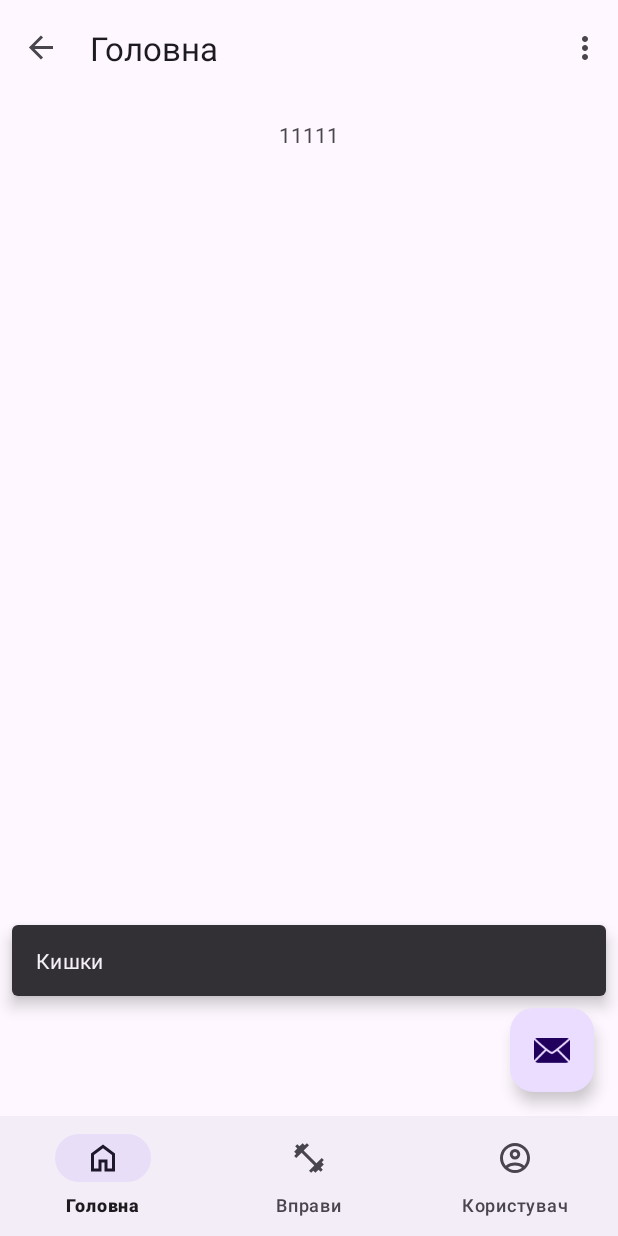
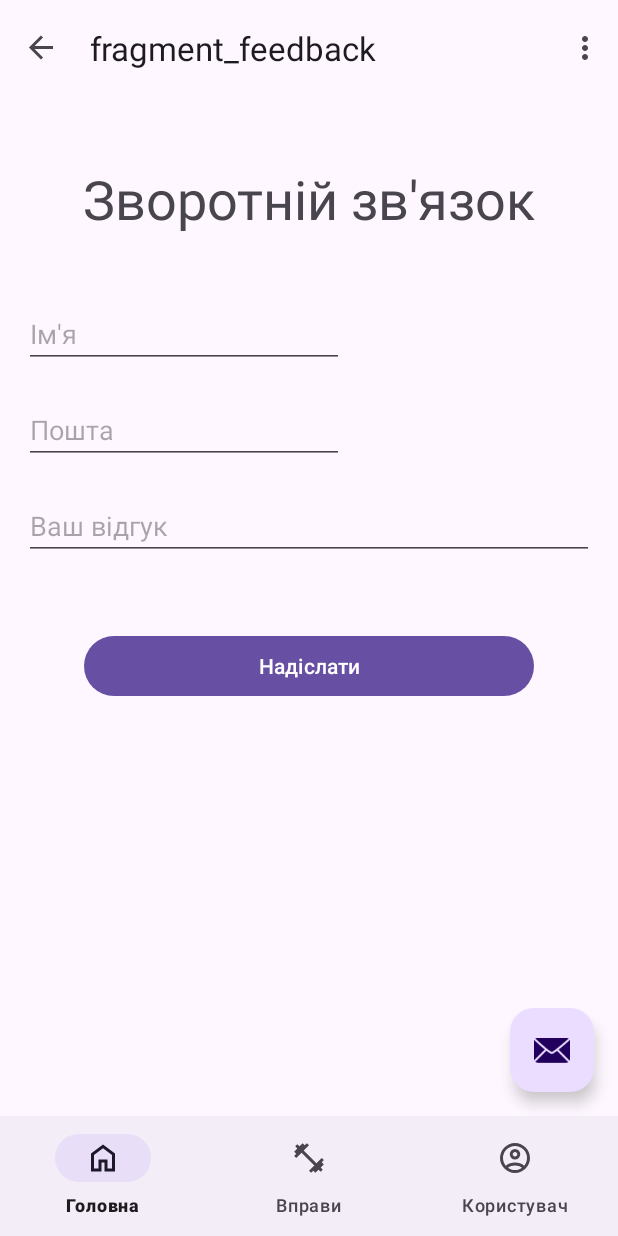
Before and after one commit to kostya-yesypenko/WorkoutApp, an Android app: the screen it shows after launch (MainActivity), after a tap on an icon or button, on a phone screen of 412 x 824 dp. Run offline under Robolectric (Android 15) with nearby library versions, the phone set to English and light mode, and no system bars; our stand-ins replace navigation-ui.

```diff
--- a/app/src/main/java/com/example/kursovavavaaa/ExerciseItemAdapter.kt
+++ b/app/src/main/java/com/example/kursovavavaaa/ExerciseItemAdapter.kt
@@ -3,19 +3,26 @@ package com.example.kursovavavaaa
 import android.view.LayoutInflater
 import android.view.View
 import android.view.ViewGroup
+import androidx.navigation.NavController
+import androidx.navigation.get
 import androidx.recyclerview.widget.RecyclerView
 import com.example.kursovavavaaa.databinding.ExerciseItemBinding
 
 
+class ExerciseItemAdapter(private val navController: NavController) :
+    RecyclerView.Adapter<ExerciseItemAdapter.ExerciseItemHolder>() {
 
-class ExerciseItemAdapter : RecyclerView.Adapter<ExerciseItemAdapter.ExerciseItemHolder>() {
-    val ExerciseList = a()
+    private val exerciseList = a()
 
-    class ExerciseItemHolder(item: View) : RecyclerView.ViewHolder(item) {
+    inner class ExerciseItemHolder(item: View) : RecyclerView.ViewHolder(item) {
         val binding = ExerciseItemBinding.bind(item)
+
         fun bind(exerciseItem: ExerciseItem) {
             binding.exerciseTitle.text = exerciseItem.title
             binding.exerciseDescription.text = exerciseItem.description
+            binding.button.setOnClickListener {
+                navController.navigate(R.id.action_exercisesFragment_to_excerciseDetailsFragment)
+            }
         }
     }
 
@@ -25,12 +32,11 @@ class ExerciseItemAdapter : RecyclerView.Adapter<ExerciseItemAdapter.ExerciseIte
         return ExerciseItemHolder(view)
     }
 
-    override fun getItemCount(): Int {
-        return ExerciseList.size
+    override fun onBindViewHolder(holder: ExerciseItemHolder, position: Int) {
+        holder.bind(exerciseList[position])
     }
 
-    override fun onBindViewHolder(holder: ExerciseItemHolder, position: Int) {
-        holder.bind(ExerciseList[position])
+    override fun getItemCount(): Int {
+        return exerciseList.size
     }
-
 }
--- a/app/src/main/java/com/example/kursovavavaaa/ExercisesFragment.kt
+++ b/app/src/main/java/com/example/kursovavavaaa/ExercisesFragment.kt
@@ -36,11 +36,11 @@ class ExercisesFragment : Fragment() {
 
     override fun onViewCreated(view: View, savedInstanceState: Bundle?) {
         super.onViewCreated(view, savedInstanceState)
-
+        val navController = findNavController()
         val recyclerView = binding.exercisesList
         recyclerView.layoutManager = LinearLayoutManager(requireContext())
 
-        val adapter = ExerciseItemAdapter()
+        val adapter = ExerciseItemAdapter(navController)
 
         binding.apply {
             binding.exercisesList.layoutManager = LinearLayoutManager(requireContext())
--- /dev/null
+++ b/app/src/main/java/com/example/kursovavavaaa/FeedbackFragment.kt
@@ -0,0 +1,19 @@
+package com.example.kursovavavaaa
+
+import android.os.Bundle
+import androidx.fragment.app.Fragment
+import android.view.LayoutInflater
+import android.view.View
+import android.view.ViewGroup
+
+class FeedbackFragment : Fragment() {
+
+    override fun onCreateView(
+        inflater: LayoutInflater, container: ViewGroup?,
+        savedInstanceState: Bundle?
+    ): View? {
+
+        return inflater.inflate(R.layout.fragment_feedback, container, false)
+    }
+
+}
--- a/app/src/main/java/com/example/kursovavavaaa/MainActivity.kt
+++ b/app/src/main/java/com/example/kursovavavaaa/MainActivity.kt
@@ -1,6 +1,7 @@
 package com.example.kursovavavaaa
 
 import android.os.Bundle
+import android.util.Log
 import com.google.android.material.snackbar.Snackbar
 import androidx.appcompat.app.AppCompatActivity
 import androidx.navigation.findNavController
@@ -18,9 +19,8 @@ class MainActivity : AppCompatActivity() {
     private lateinit var appBarConfiguration: AppBarConfiguration
     private lateinit var binding: ActivityMainBinding
 
-    private val adapter = ExerciseItemAdapter()
+    override fun onCreate(savedInstanceState: Bundle?) {
 
-    override fun onCreate(savedInstanceState: Bundle?) {
         super.onCreate(savedInstanceState)
 
         binding = ActivityMainBinding.inflate(layoutInflater)
@@ -38,9 +38,9 @@ class MainActivity : AppCompatActivity() {
 
 
         binding.fab.setOnClickListener { view ->
-            Snackbar.make(view, "Кишки", Snackbar.LENGTH_LONG)
-                .setAction("Action", null)
-                .setAnchorView(R.id.fab).show()
+
+            val navController = findNavController(R.id.nav_host_fragment_content_main)
+            navController.navigate(R.id.feedbackFragment)
         }
 
     }
@@ -55,8 +55,14 @@ class MainActivity : AppCompatActivity() {
         // Handle action bar item clicks here. The action bar will
         // automatically handle clicks on the Home/Up button, so long
         // as you specify a parent activity in AndroidManifest.xml.
+        Log.println(Log.DEBUG, "AAA", "AAAAAAAA")
         return when (item.itemId) {
-            R.id.action_settings -> true
+            R.id.settingsFragment -> {
+                val navController = findNavController(R.id.nav_host_fragment_content_main)
+                navController.navigate(R.id.settingsFragment)
+                true
+            }
+
             else -> super.onOptionsItemSelected(item)
         }
     }
--- /dev/null
+++ b/app/src/main/res/layout/fragment_feedback.xml
@@ -0,0 +1,72 @@
+<?xml version="1.0" encoding="utf-8"?>
+<androidx.constraintlayout.widget.ConstraintLayout xmlns:android="http://schemas.android.com/apk/res/android"
+    xmlns:app="http://schemas.android.com/apk/res-auto"
+    xmlns:tools="http://schemas.android.com/tools"
+    android:layout_width="match_parent"
+    android:layout_height="match_parent"
+    tools:context=".FeedbackFragment">
+
+    <TextView
+        android:id="@+id/textView"
+        android:layout_width="wrap_content"
+        android:layout_height="wrap_content"
+        android:layout_marginTop="44dp"
+        android:text="Зворотній зв'язок"
+        android:textSize="36dp"
+        app:layout_constraintEnd_toEndOf="parent"
+        app:layout_constraintStart_toStartOf="parent"
+        app:layout_constraintTop_toTopOf="parent" />
+
+    <EditText
+        android:id="@+id/editTextTextEmailAddress"
+        android:layout_width="wrap_content"
+        android:layout_height="wrap_content"
+        android:layout_marginStart="16dp"
+        android:layout_marginTop="200dp"
+        android:ems="10"
+        android:hint="Пошта"
+        android:inputType="textEmailAddress"
+        app:layout_constraintStart_toStartOf="parent"
+        app:layout_constraintTop_toTopOf="parent" />
+
+    <EditText
+        android:id="@+id/editTextText"
+        android:layout_width="wrap_content"
+        android:layout_height="wrap_content"
+        android:layout_marginStart="16dp"
+        android:layout_marginTop="136dp"
+        android:ems="10"
+        android:hint="Ім'я"
+        android:inputType="text"
+        app:layout_constraintStart_toStartOf="parent"
+        app:layout_constraintTop_toTopOf="parent" />
+
+    <com.google.android.material.textfield.TextInputLayout
+        android:id="@+id/textInputLayout"
+        android:layout_width="match_parent"
+        android:layout_height="wrap_content">
+
+    </com.google.android.material.textfield.TextInputLayout>
+
+    <com.google.android.material.textfield.TextInputEditText
+        android:id="@+id/textInputEditText"
+        android:layout_width="match_parent"
+        android:layout_height="wrap_content"
+        android:layout_marginStart="16dp"
+        android:layout_marginTop="264dp"
+        android:layout_marginEnd="16dp"
+        android:hint="Ваш відгук"
+        app:layout_constraintEnd_toEndOf="parent"
+        app:layout_constraintStart_toStartOf="parent"
+        app:layout_constraintTop_toTopOf="parent" />
+
+    <Button
+        android:id="@+id/button3"
+        android:layout_width="300dp"
+        android:layout_height="wrap_content"
+        android:layout_marginTop="356dp"
+        android:text="Надіслати"
+        app:layout_constraintEnd_toEndOf="parent"
+        app:layout_constraintStart_toStartOf="parent"
+        app:layout_constraintTop_toBottomOf="@+id/textInputLayout" />
+</androidx.constraintlayout.widget.ConstraintLayout>
--- a/app/src/main/res/menu/bottom_nav_menu.xml
+++ b/app/src/main/res/menu/bottom_nav_menu.xml
@@ -3,20 +3,20 @@
     xmlns:tools="http://schemas.android.com/tools"
     tools:context="com.example.kursovavavaaa.MainActivity">
     <item
-        android:id="@+id/home_fragment"
+        android:id="@+id/homeFragment"
         android:icon="@drawable/home"
         android:orderInCategory="100"
         android:title="@string/nav_to_home"
         app:showAsAction="never" />
 
     <item
-        android:id="@+id/exercises_fragment"
+        android:id="@+id/exercisesFragment"
         android:icon="@drawable/fitness_center"
         android:orderInCategory="100"
         android:title="@string/nav_to_exercises"
         app:showAsAction="never" />
     <item
-        android:id="@+id/user_fragment"
+        android:id="@+id/userFragment"
         android:icon="@drawable/account_circle"
         android:orderInCategory="100"
         android:title="@string/nav_to_user"
--- a/app/src/main/res/menu/menu_main.xml
+++ b/app/src/main/res/menu/menu_main.xml
@@ -3,7 +3,7 @@
     xmlns:tools="http://schemas.android.com/tools"
     tools:context="com.example.kursovavavaaa.MainActivity">
     <item
-        android:id="@+id/action_settings"
+        android:id="@+id/settingsFragment"
         android:orderInCategory="100"
         android:title="@string/action_settings"
         app:showAsAction="never" />
--- a/app/src/main/res/navigation/nav_graph.xml
+++ b/app/src/main/res/navigation/nav_graph.xml
@@ -3,19 +3,37 @@
     xmlns:app="http://schemas.android.com/apk/res-auto"
     xmlns:tools="http://schemas.android.com/tools"
     android:id="@+id/nav_graph"
-    app:startDestination="@id/exercises_fragment">
+    app:startDestination="@id/homeFragment">
 
     <fragment
-        android:id="@+id/home_fragment"
+        android:id="@+id/homeFragment"
         android:name="com.example.kursovavavaaa.HomeFragment"
         android:label="@string/home_fragment_label"
         tools:layout="@layout/fragment_home" />
     <fragment
-        android:id="@+id/exercises_fragment"
+        android:id="@+id/exercisesFragment"
         android:name="com.example.kursovavavaaa.ExercisesFragment"
-        android:label="@string/exercises_fragment_label" />
+        android:label="@string/exercises_fragment_label" >
+        <action
+            android:id="@+id/action_exercisesFragment_to_excerciseDetailsFragment"
+            app:destination="@id/excerciseDetailsFragment" />
+    </fragment>
     <fragment
-        android:id="@+id/user_fragment"
+        android:id="@+id/userFragment"
         android:name="com.example.kursovavavaaa.UserFragment"
         android:label="@string/user_fragment_label"/>
+    <fragment
+        android:id="@+id/excerciseDetailsFragment"
+        android:name="com.example.kursovavavaaa.ExcerciseDetailsFragment"
+        android:label="fragment_excercise_details"
+        tools:layout="@layout/fragment_excercise_details" />
+    <fragment
+        android:id="@+id/settingsFragment"
+        android:name="com.example.kursovavavaaa.SettingsFragment"
+        android:label="SettingsFragment" />
+    <fragment
+        android:id="@+id/feedbackFragment"
+        android:name="com.example.kursovavavaaa.FeedbackFragment"
+        android:label="fragment_feedback"
+        tools:layout="@layout/fragment_feedback" />
 </navigation>
```
Also changed, not shown: app/src/main/java/com/example/kursovavavaaa/ExcerciseDetailsFragment.kt (added, +88 -0 lines), app/src/main/java/com/example/kursovavavaaa/SettingsFragment.kt (added, +47 -0 lines), app/src/main/res/layout/fragment_excercise_details.xml (added, +77 -0 lines), app/src/main/res/layout/fragment_settings.xml (added, +86 -0 lines).
